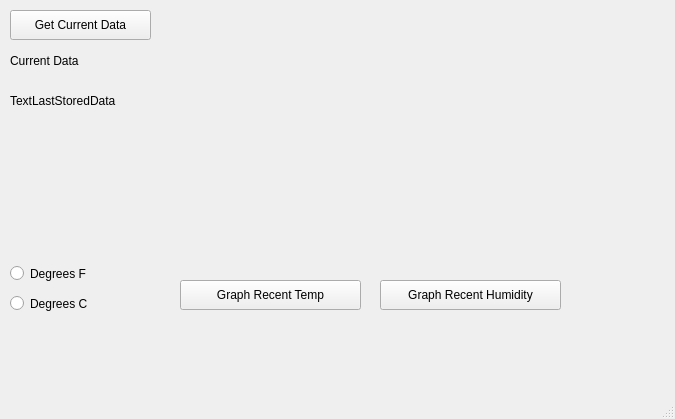
Before: the Qt Designer form project1.ui in ibelingb/ecen5783_projects, drawn with Qt 5.
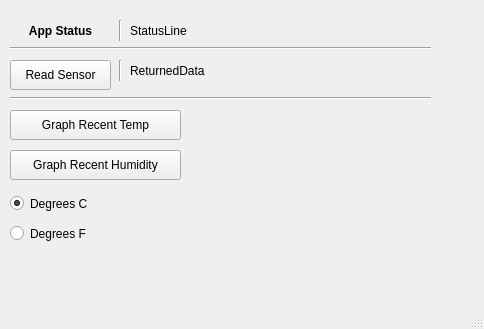
After: the same form once the commit is applied.

Commit message: Cleanup of GUI for more compact design. Added support for ReadSensor button and status line reporting last read sensor data, if app has started, when timer cycles have ended, and if sensor data fails to be read.

The edit to the form file:
```diff
--- a/project1.ui
+++ b/project1.ui
@@ -6,8 +6,8 @@
    <rect>
     <x>0</x>
     <y>0</y>
-    <width>675</width>
-    <height>419</height>
+    <width>484</width>
+    <height>329</height>
    </rect>
   </property>
   <property name="windowTitle">
@@ -18,20 +18,20 @@
     <property name="geometry">
      <rect>
       <x>10</x>
-      <y>10</y>
-      <width>141</width>
+      <y>60</y>
+      <width>101</width>
       <height>30</height>
      </rect>
     </property>
     <property name="text">
-     <string>Get Current Data</string>
+     <string>Read Sensor</string>
     </property>
    </widget>
    <widget class="QRadioButton" name="radioButton">
     <property name="geometry">
      <rect>
       <x>10</x>
-      <y>260</y>
+      <y>220</y>
       <width>119</width>
       <height>27</height>
      </rect>
@@ -39,12 +39,15 @@
     <property name="text">
      <string>Degrees F</string>
     </property>
+    <property name="checked">
+     <bool>false</bool>
+    </property>
    </widget>
    <widget class="QRadioButton" name="radioButton_2">
     <property name="geometry">
      <rect>
       <x>10</x>
-      <y>290</y>
+      <y>190</y>
       <width>119</width>
       <height>27</height>
      </rect>
@@ -52,13 +55,16 @@
     <property name="text">
      <string>Degrees C</string>
     </property>
+    <property name="checked">
+     <bool>true</bool>
+    </property>
    </widget>
    <widget class="QPushButton" name="pushButton_2">
     <property name="geometry">
      <rect>
-      <x>380</x>
-      <y>280</y>
-      <width>181</width>
+      <x>10</x>
+      <y>150</y>
+      <width>171</width>
       <height>30</height>
      </rect>
     </property>
@@ -69,9 +75,9 @@
    <widget class="QPushButton" name="pushButton_3">
     <property name="geometry">
      <rect>
-      <x>180</x>
-      <y>280</y>
-      <width>181</width>
+      <x>10</x>
+      <y>110</y>
+      <width>171</width>
       <height>30</height>
      </rect>
     </property>
@@ -82,27 +88,116 @@
    <widget class="QLabel" name="currentSensorData">
     <property name="geometry">
      <rect>
+      <x>130</x>
+      <y>20</y>
+      <width>301</width>
+      <height>22</height>
+     </rect>
+    </property>
+    <property name="midLineWidth">
+     <number>0</number>
+    </property>
+    <property name="text">
+     <string>StatusLine</string>
+    </property>
+   </widget>
+   <widget class="QLabel" name="CurrentSensorData">
+    <property name="geometry">
+     <rect>
+      <x>130</x>
+      <y>60</y>
+      <width>301</width>
+      <height>22</height>
+     </rect>
+    </property>
+    <property name="text">
+     <string>ReturnedData</string>
+    </property>
+   </widget>
+   <widget class="QLabel" name="label">
+    <property name="geometry">
+     <rect>
       <x>10</x>
-      <y>50</y>
-      <width>241</width>
+      <y>20</y>
+      <width>101</width>
       <height>22</height>
      </rect>
     </property>
+    <property name="font">
+     <font>
+      <weight>75</weight>
+      <bold>true</bold>
+     </font>
+    </property>
+    <property name="autoFillBackground">
+     <bool>true</bool>
+    </property>
+    <property name="frameShape">
+     <enum>QFrame::NoFrame</enum>
+    </property>
+    <property name="frameShadow">
+     <enum>QFrame::Sunken</enum>
+    </property>
+    <property name="lineWidth">
+     <number>1</number>
+    </property>
     <property name="text">
-     <string>Current Data</string>
+     <string>App Status</string>
     </property>
+    <property name="alignment">
+     <set>Qt::AlignCenter</set>
+    </property>
    </widget>
-   <widget class="QLabel" name="label_2">
+   <widget class="Line" name="line">
+    <property name="geometry">
+     <rect>
+      <x>10</x>
+      <y>40</y>
+      <width>421</width>
+      <height>16</height>
+     </rect>
+    </property>
+    <property name="orientation">
+     <enum>Qt::Horizontal</enum>
+    </property>
+   </widget>
+   <widget class="Line" name="line_2">
     <property name="geometry">
      <rect>
       <x>10</x>
       <y>90</y>
-      <width>241</width>
-      <height>22</height>
+      <width>421</width>
+      <height>16</height>
      </rect>
     </property>
-    <property name="text">
-     <string>TextLastStoredData</string>
+    <property name="orientation">
+     <enum>Qt::Horizontal</enum>
+    </property>
+   </widget>
+   <widget class="Line" name="line_3">
+    <property name="geometry">
+     <rect>
+      <x>110</x>
+      <y>20</y>
+      <width>20</width>
+      <height>21</height>
+     </rect>
+    </property>
+    <property name="orientation">
+     <enum>Qt::Vertical</enum>
+    </property>
+   </widget>
+   <widget class="Line" name="line_4">
+    <property name="geometry">
+     <rect>
+      <x>110</x>
+      <y>60</y>
+      <width>20</width>
+      <height>21</height>
+     </rect>
+    </property>
+    <property name="orientation">
+     <enum>Qt::Vertical</enum>
     </property>
    </widget>
   </widget>
```
Left out of the diff: 4 changed lines with no effect on the pictures. The commit also changes 5 other files.
